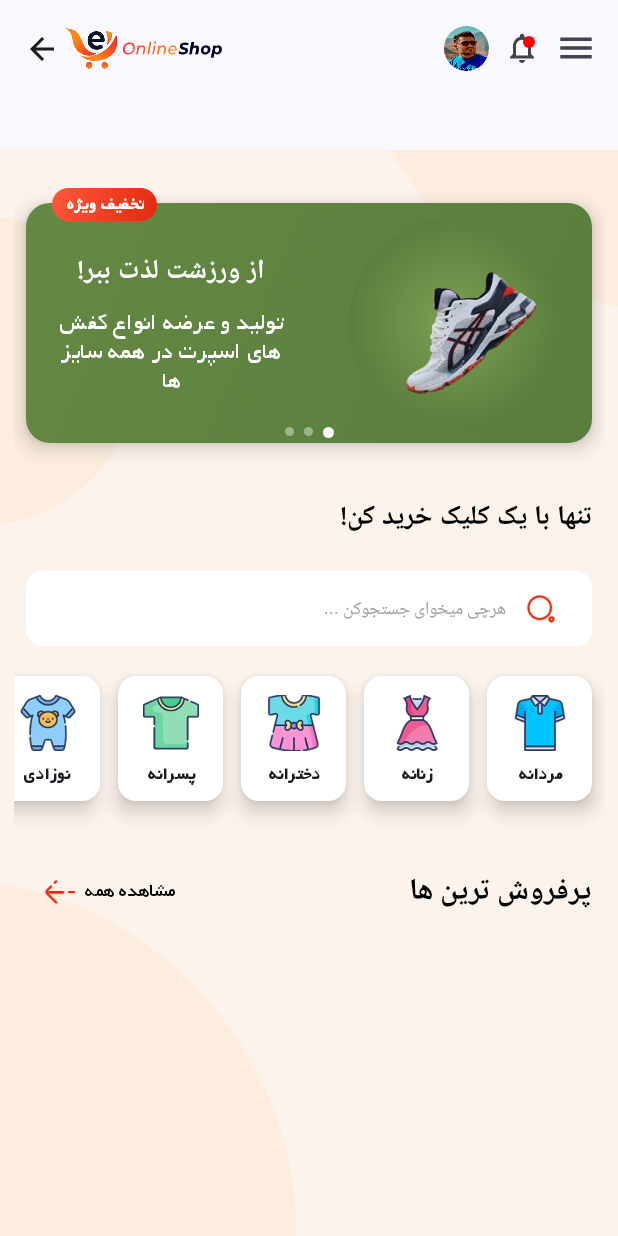
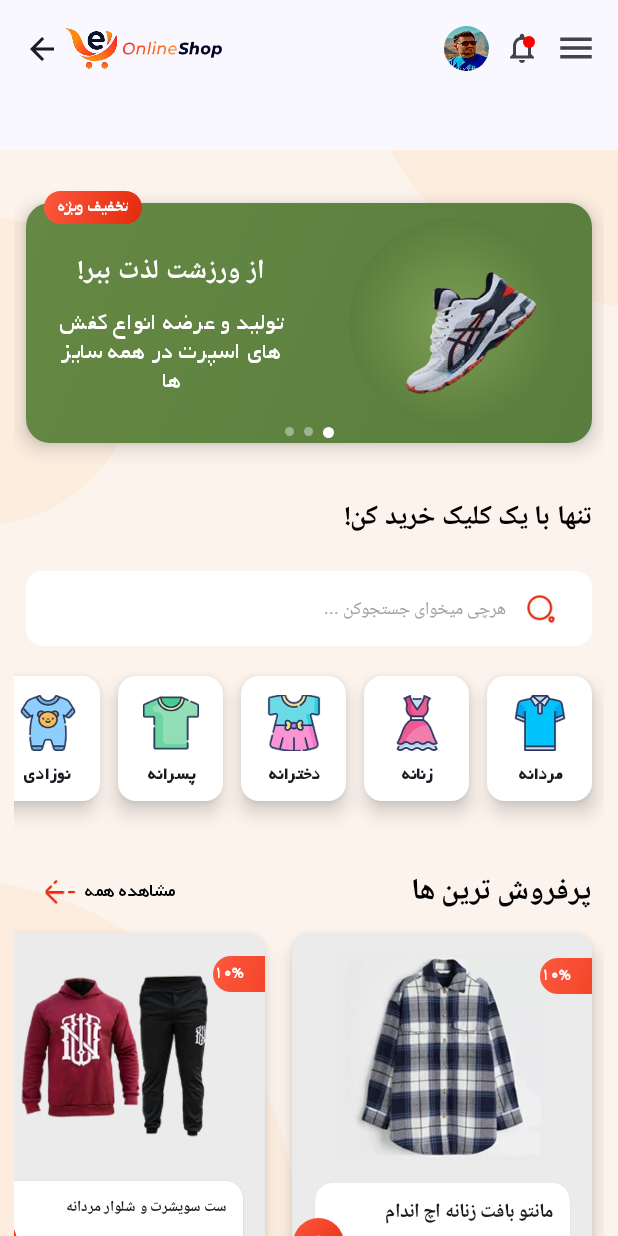
Before and after one commit to vahid-68/OnlineShop, an Android app built with Jetpack Compose: the HomeScreen screen opened through its navigation route, on a phone screen of 412 x 824 dp. Run offline under Robolectric (Android 15) with nearby library versions, the light colour scheme and no system bars; our stand-ins replace Dagger/Hilt's generated code; libraries missing offline, so code that uses them is left out: androidx.hilt.lifecycle.

Commit message:
update home screen

```diff
--- /dev/null
+++ b/app/src/main/java/com/example/onlineshop/data/model/ProductItemModel.kt
@@ -0,0 +1,23 @@
+package com.example.onlineshop.data.model
+
+import androidx.compose.ui.unit.Dp
+import androidx.compose.ui.unit.TextUnit
+import androidx.compose.ui.unit.dp
+
+data class ProductItemModel(
+    val imageRes: Int,
+    val title: String,
+    val price: String,
+    val priceWithDiscount: String?=null,
+    val discount: Boolean?=null,
+    val description: String?=null,
+    val cardHeight: Dp=260.dp,
+    val cardWidth: Dp=200.dp,
+    val imageSize: Dp?=140.dp,
+    val titleFontSize: TextUnit?=null,
+    val priceFontSize: TextUnit?=null,
+    val priceWithDiscountFontSize: TextUnit?=null,
+
+
+
+    )
--- a/app/src/main/java/com/example/onlineshop/ui/component/CustomBannerCard.kt
+++ b/app/src/main/java/com/example/onlineshop/ui/component/CustomBannerCard.kt
@@ -100,7 +100,6 @@ fun CustomBannerCard(
                         modifier = Modifier
 
 
-
                             .width(150.dp),
 
                         verticalArrangement = Arrangement.Center,
@@ -177,38 +176,18 @@ fun CustomBannerCard(
         }
 
         if (item.discount == true) {
-            Box(
+            CustomDiscoundBadge(
+                text = "تخفیف ویژه",
+                isPercentType = false,
+                halfOutsides = true,
                 modifier = Modifier
+                    .width(65.dp)
+                    .height(22.dp)
+
+            )
+        }
 
 
-                    .offset(x = (25).dp, y = (-10).dp)
-
-
-                    .background(
-                        brush = Brush.linearGradient(
-                            colors = listOf(
-                                LightOrange, Orange2
-                            ),
-
-                            ), shape = RoundedCornerShape(30.dp)
-                    )
-
-                    .height(22.dp)
-                    .width(70.dp),
-
-
-                contentAlignment = Alignment.Center
-
-            ) {
-                Text(
-                    text = "تخفیف ویژه",
-                    textAlign = TextAlign.Center,
-                    color = White,
-                    fontSize = 12.sp,
-                    fontWeight = FontWeight.Bold,
-                )
-            }
-        }
     }
 
 
--- /dev/null
+++ b/app/src/main/java/com/example/onlineshop/ui/component/CustomDiscoundBadge.kt
@@ -0,0 +1,57 @@
+package com.example.onlineshop.ui.component
+
+
+import androidx.compose.foundation.background
+import androidx.compose.foundation.layout.Box
+import androidx.compose.foundation.layout.offset
+import androidx.compose.foundation.layout.padding
+import androidx.compose.foundation.shape.RoundedCornerShape
+import androidx.compose.material3.Text
+import androidx.compose.runtime.Composable
+import androidx.compose.ui.Alignment
+import androidx.compose.ui.Modifier
+import androidx.compose.ui.graphics.Brush
+import androidx.compose.ui.graphics.Color
+import androidx.compose.ui.text.font.FontWeight
+import androidx.compose.ui.text.style.LineHeightStyle
+import androidx.compose.ui.text.style.TextAlign
+import androidx.compose.ui.unit.dp
+import androidx.compose.ui.unit.sp
+import com.example.onlineshop.ui.theme.LightOrange
+import com.example.onlineshop.ui.theme.Orange
+import com.example.onlineshop.ui.theme.Orange2
+import com.example.onlineshop.ui.theme.White
+
+@Composable
+fun CustomDiscoundBadge(
+    text: String,
+    modifier: Modifier = Modifier,
+    isPercentType: Boolean = false,
+    halfOutsides: Boolean = false,
+    gradientColors: List<Color> = listOf(LightOrange,Orange2),
+
+    ){
+    Box(
+        modifier = modifier
+            .then(if (halfOutsides) Modifier.offset(x = (20).dp, y = (-8).dp) else Modifier)
+            .background(
+                brush = Brush.linearGradient(colors = gradientColors),
+                shape = RoundedCornerShape(14.dp)
+            ),
+        contentAlignment = if (isPercentType) Alignment.CenterStart else Alignment.Center
+
+
+
+    ){
+        Text(
+            text=if (isPercentType) "$text%" else text,
+            color = White,
+            fontSize = 11.sp,
+            fontWeight = FontWeight.Bold,
+
+
+
+        )
+    }
+
+}
--- /dev/null
+++ b/app/src/main/java/com/example/onlineshop/ui/component/CustomProductCard.kt
@@ -0,0 +1,272 @@
+package com.example.onlineshop.ui.component
+
+import android.R.attr.textDirection
+import androidx.compose.animation.core.FastOutSlowInEasing
+import androidx.compose.animation.core.animateFloatAsState
+import androidx.compose.animation.core.tween
+import androidx.compose.foundation.Image
+import androidx.compose.foundation.Indication
+import androidx.compose.foundation.background
+import androidx.compose.foundation.clickable
+import androidx.compose.foundation.interaction.MutableInteractionSource
+import androidx.compose.foundation.layout.Arrangement
+import androidx.compose.foundation.layout.Box
+import androidx.compose.foundation.layout.Column
+import androidx.compose.foundation.layout.Row
+import androidx.compose.foundation.layout.fillMaxSize
+import androidx.compose.foundation.layout.fillMaxWidth
+import androidx.compose.foundation.layout.height
+import androidx.compose.foundation.layout.offset
+import androidx.compose.foundation.layout.padding
+import androidx.compose.foundation.layout.size
+import androidx.compose.foundation.layout.width
+import androidx.compose.foundation.shape.CircleShape
+import androidx.compose.foundation.shape.CutCornerShape
+import androidx.compose.foundation.shape.RoundedCornerShape
+import androidx.compose.material.icons.Icons
+import androidx.compose.material.icons.filled.Add
+import androidx.compose.material.ripple.rememberRipple
+import androidx.compose.material3.Card
+import androidx.compose.material3.CardDefaults
+import androidx.compose.material3.Icon
+import androidx.compose.material3.Text
+import androidx.compose.runtime.Composable
+import androidx.compose.runtime.LaunchedEffect
+import androidx.compose.runtime.getValue
+import androidx.compose.runtime.mutableStateOf
+import androidx.compose.runtime.remember
+import androidx.compose.runtime.setValue
+import androidx.compose.ui.Alignment
+import androidx.compose.ui.Modifier
+import androidx.compose.ui.draw.clip
+import androidx.compose.ui.draw.clipToBounds
+import androidx.compose.ui.draw.shadow
+import androidx.compose.ui.graphics.Brush
+import androidx.compose.ui.graphics.graphicsLayer
+import androidx.compose.ui.layout.ModifierLocalBeyondBoundsLayout
+import androidx.compose.ui.res.painterResource
+import androidx.compose.ui.text.TextStyle
+import androidx.compose.ui.text.font.FontWeight
+import androidx.compose.ui.text.style.LineHeightStyle
+import androidx.compose.ui.text.style.TextAlign
+import androidx.compose.ui.text.style.TextDecoration
+import androidx.compose.ui.text.style.TextDirection
+import androidx.compose.ui.unit.TextUnit
+import androidx.compose.ui.unit.dp
+import androidx.compose.ui.unit.sp
+import androidx.compose.ui.zIndex
+import com.example.onlineshop.data.model.ProductItemModel
+import com.example.onlineshop.ui.theme.BgProduct
+import com.example.onlineshop.ui.theme.GrayBlack
+import com.example.onlineshop.ui.theme.White
+import com.example.onlineshop.R
+import com.example.onlineshop.ui.theme.LightOrange
+import com.example.onlineshop.ui.theme.Orange2
+import kotlinx.coroutines.delay
+import kotlinx.coroutines.launch
+
+
+@Composable
+fun CustomProductCard(
+    item: ProductItemModel,
+    modifier: Modifier = Modifier,
+
+
+    onClick: (() -> Unit)? = null,
+
+    ) {
+    val imageRes = item.imageRes
+    val price = item.price
+    val priceWithDiscount = item.priceWithDiscount ?: String()
+    val title = item.title
+
+    val cardWidth = item.cardWidth
+    val cardHeight = item.cardHeight
+    val imageSize = item.imageSize ?: 80.dp
+    val titleSize: TextUnit = item.titleFontSize ?: 13.sp
+    val priceSize: TextUnit = item.priceFontSize ?: 13.sp
+    val priceWithDiscountSize: TextUnit = item.priceWithDiscountFontSize ?: 11.sp
+    val discount: Boolean = item.discount ?: false
+
+
+
+
+
+    Box() {
+
+        Card(
+            modifier = modifier
+                .height(cardHeight)
+
+
+                .width(cardWidth),
+
+
+            onClick = { onClick?.invoke() },
+            elevation = CardDefaults.cardElevation(defaultElevation = 8.dp),
+            colors = CardDefaults.cardColors(
+                containerColor = BgProduct
+            )
+        ) {
+
+            Column(
+                modifier = Modifier
+                    .fillMaxSize(),
+
+                horizontalAlignment = Alignment.CenterHorizontally,
+                verticalArrangement = Arrangement.SpaceEvenly
+            ) {
+                Image(
+                    painter = painterResource(imageRes),
+                    contentDescription = title,
+                    modifier = Modifier
+                        .size(imageSize)
+                )
+
+                Box(
+                ) {
+
+                    Card(
+                        modifier = modifier
+
+                            .height(80.dp)
+                            .width(170.dp),
+                        elevation = CardDefaults.cardElevation(defaultElevation = 0.3.dp),
+                        colors = CardDefaults.cardColors(
+                            containerColor = White
+                        ),
+
+                        ) {
+
+                        Column(
+                            modifier = Modifier
+                                .fillMaxSize()
+                                .padding(horizontal = 10.dp),
+                            horizontalAlignment = Alignment.End,
+                            verticalArrangement = Arrangement.SpaceBetween
+                        ) {
+                            Text(
+                                modifier = Modifier
+                                    .padding(top = 9.dp),
+                                text = title,
+                                fontSize = titleSize,
+                                fontWeight = FontWeight.Bold,
+                                style = TextStyle(letterSpacing = (-0.5).sp)
+                            )
+                            Row(
+                                modifier = Modifier
+                                    .fillMaxWidth()
+                                    .padding(top = 20.dp),
+                                horizontalArrangement = Arrangement.End,
+                                verticalAlignment = Alignment.CenterVertically
+                            ) {
+                                Row(
+                                    modifier = Modifier,
+
+                                    ) {
+                                    Text(
+
+                                        text = "تومان",
+                                        fontSize = 10.sp,
+                                        color = GrayBlack
+
+                                    )
+                                    Text(
+
+                                        text = price,
+                                        fontSize = priceSize,
+                                        fontWeight = FontWeight.Bold
+
+                                    )
+                                }
+
+                                Box(
+                                    contentAlignment = Alignment.CenterStart
+                                ) {
+                                    Text(
+                                        text = priceWithDiscount,
+                                        fontSize = priceWithDiscountSize,
+                                        color = GrayBlack,
+
+
+                                        )
+                                    Icon(
+                                        painter = painterResource(R.drawable.ic_line_discount),
+                                        contentDescription = "lineDiscount",
+                                        tint = GrayBlack,
+                                        modifier = Modifier
+                                            .size(47.dp)
+                                    )
+                                }
+
+                            }
+
+                        }
+
+
+                    }
+
+
+                    Box(
+                        modifier = Modifier
+                            .size(34.dp)
+                            .align(Alignment.CenterStart)
+                            .offset(x = (-15).dp)
+                            .background(
+                                brush = Brush.linearGradient(
+                                    listOf(LightOrange, Orange2)
+                                ),
+                                shape = CircleShape
+                            )
+
+
+                            .clickable(
+                            ) {
+
+
+                            },
+
+
+                        contentAlignment = Alignment.Center
+                    ) {
+                        Icon(
+                            Icons.Default.Add,
+                            contentDescription = "add",
+                            tint = White,
+                            modifier = Modifier
+                                .size(18.dp),
+
+                            )
+                    }
+
+
+
+                    if (discount){
+                        CustomDiscoundBadge(
+                            text = "10",
+                            isPercentType = true,
+                            halfOutsides = false,
+                            modifier = Modifier
+                                .width(100.dp)
+
+                                .offset(x = (150).dp, y = (-150).dp)
+
+
+
+
+
+                        )
+                    }
+
+
+                }
+
+
+            }
+
+        }
+
+
+    }
+
+}
--- /dev/null
+++ b/app/src/main/java/com/example/onlineshop/ui/component/CustomProductSlider.kt
@@ -0,0 +1,49 @@
+package com.example.onlineshop.ui.component
+
+import androidx.compose.foundation.layout.Arrangement
+import androidx.compose.foundation.layout.Box
+import androidx.compose.foundation.layout.PaddingValues
+import androidx.compose.foundation.layout.fillMaxWidth
+import androidx.compose.foundation.lazy.LazyRow
+import androidx.compose.foundation.lazy.items
+import androidx.compose.foundation.pager.HorizontalPager
+import androidx.compose.foundation.pager.rememberPagerState
+import androidx.compose.runtime.Composable
+import androidx.compose.ui.Modifier
+import androidx.compose.ui.graphics.graphicsLayer
+import androidx.compose.ui.unit.dp
+import com.example.onlineshop.data.model.ProductItemModel
+
+@Composable
+fun CustomProductSlider(
+    products :List<ProductItemModel>,
+    onProductClick: ((ProductItemModel) -> Unit)? = null
+) {
+
+    Box(
+        modifier = Modifier
+            .fillMaxWidth()
+
+    ) {
+        LazyRow(
+            contentPadding = PaddingValues(horizontal = 8.dp),
+            horizontalArrangement = Arrangement.spacedBy(18.dp),
+            reverseLayout = true
+        ) {
+            items(products) { item ->
+                CustomProductCard(
+                    item = item,
+
+
+                    onClick = {
+                        onProductClick?.invoke(item)
+                    }
+                )
+
+            }
+        }
+
+
+    }
+
+}
--- a/app/src/main/java/com/example/onlineshop/ui/screen/homeScreen.kt
+++ b/app/src/main/java/com/example/onlineshop/ui/screen/homeScreen.kt
@@ -34,9 +34,12 @@ import androidx.compose.ui.unit.sp
 import com.example.onlineshop.R
 import com.example.onlineshop.data.model.BannerItemModel
 import com.example.onlineshop.data.model.CategoryItemModel
+import com.example.onlineshop.data.model.ProductItemModel
 import com.example.onlineshop.ui.component.BackgroundApp
 import com.example.onlineshop.ui.component.CustomBannerSlider
 import com.example.onlineshop.ui.component.CustomCategorySlider
+import com.example.onlineshop.ui.component.CustomProductCard
+import com.example.onlineshop.ui.component.CustomProductSlider
 import com.example.onlineshop.ui.component.CustomTextField
 import com.example.onlineshop.ui.component.DropdownCardMenu
 import com.example.onlineshop.ui.component.HeaderApp
@@ -120,6 +123,71 @@ fun HomeScreen(
 
         )
 
+
+    val products = listOf(
+        ProductItemModel(
+
+                imageRes = R.drawable.img_product1,
+                title = "مانتو بافت زنانه اچ اندام",
+                price = "1،550،000 ",
+                priceWithDiscount = "2،000،000 ",
+                description = "jjj",
+            discount = true
+
+
+
+                ),
+        ProductItemModel(
+
+            imageRes = R.drawable.img_product3,
+            title = "ست سویشرت و شلوار مردانه",
+            price = "1،550،000 ",
+            priceWithDiscount = "2،000،000 ",
+            description = "jjj",
+            imageSize = 135.dp,
+            titleFontSize = 10.sp,
+            discount = true
+
+
+
+
+            ),
+        ProductItemModel(
+
+            imageRes = R.drawable.img_product2,
+            title = "مانتو زنانه پروت",
+            price = "5،760،000 ",
+            priceWithDiscount = "6،300،000 ",
+            description = "jjj",
+            discount = true
+
+
+
+
+
+
+
+            ),
+
+        ProductItemModel(
+
+            imageRes = R.drawable.img_product1,
+            title = "مانتو بافت زنانه اچ اندام",
+            price = "1،550،000 ",
+            priceWithDiscount = "2،000،000 ",
+            description = "jjj",
+
+
+
+            ),
+
+
+
+        )
+
+
+
+
     Box(
         modifier = Modifier
             .fillMaxSize(),
@@ -178,7 +246,10 @@ val scrollState=rememberScrollState()
                             fontSize = 18.sp,
                             fontWeight = FontWeight.ExtraBold,
 
-                            style = TextStyle(textDirection = TextDirection.Rtl)
+                            style = TextStyle(
+                                textDirection = TextDirection.Rtl,
+                                letterSpacing = (-0.5).sp
+                            )
 
                         )
                         SpacerHeight(20)
@@ -301,12 +372,25 @@ val scrollState=rememberScrollState()
                                 fontSize = 20.sp,
                                 fontWeight = FontWeight.ExtraBold,
 
-                                style = TextStyle(textDirection = TextDirection.Rtl)
+                                style = TextStyle(
+                                    textDirection = TextDirection.Rtl,
+                                    letterSpacing = (-0.5).sp
+                                )
 
                             )
 
 
                         }
+
+                        SpacerHeight(10)
+                        CustomProductSlider(
+                          products=products,
+                            onProductClick = {
+
+                            }
+                        )
+
+                        SpacerHeight(30)
 
                     }
                     DropdownCardMenu(
--- a/app/src/main/java/com/example/onlineshop/ui/theme/Color.kt
+++ b/app/src/main/java/com/example/onlineshop/ui/theme/Color.kt
@@ -33,3 +33,5 @@ val Green2=Color(0xFF597D3C)
 
 val Green3=Color(0xFF7EA055)
 val Green4=Color(0xFF5A7E3D)
+
+val BgProduct=Color(0xFFEBEBEB)
```
Also changed, not shown: app/src/main/res/drawable/ic_line_discount.webp (added), app/src/main/res/drawable/img_product1.webp (added), app/src/main/res/drawable/img_product2.webp (added), app/src/main/res/drawable/img_product3.webp (added).
